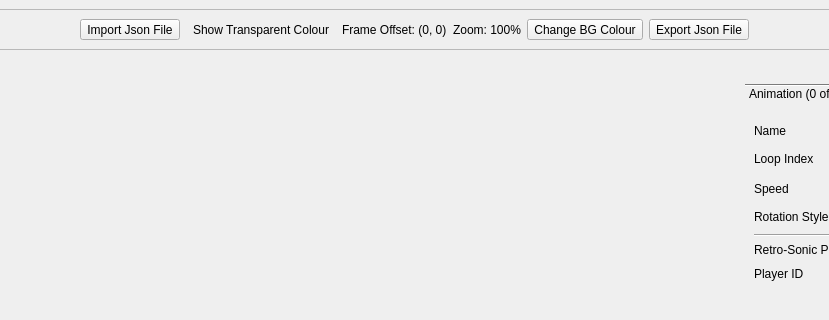
First picture: the form in RetroEDv2/tools/animationeditor.ui, repository RSDKModding/RetroED, before the edit; both pictures show x 226 to 1055 and y 0 to 320 of the 1280 by 720 pixel window.
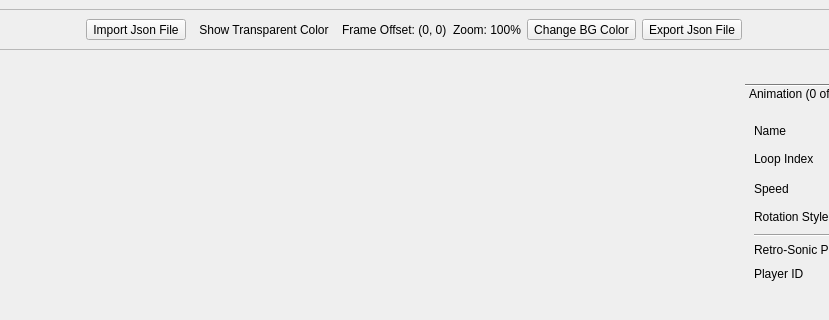
Second picture: the form after the edit. Icons and pictures are not drawn.

Commit message: you may now edit colours :smile_cat:

```diff
--- a/RetroEDv2/tools/animationeditor.ui
+++ b/RetroEDv2/tools/animationeditor.ui
@@ -82,7 +82,7 @@
       <item>
        <widget class="QToolButton" name="showTransClr">
         <property name="text">
-         <string>Show Transparent Colour</string>
+         <string>Show Transparent Color</string>
         </property>
         <property name="iconSize">
          <size>
@@ -115,7 +115,7 @@
       <item>
        <widget class="QToolButton" name="bgColour">
         <property name="text">
-         <string>Change BG Colour</string>
+         <string>Change BG Color</string>
         </property>
         <property name="iconSize">
          <size>
```
Left out of the diff: 2 changed lines with no effect on the pictures. The commit also changes 53 other files.
